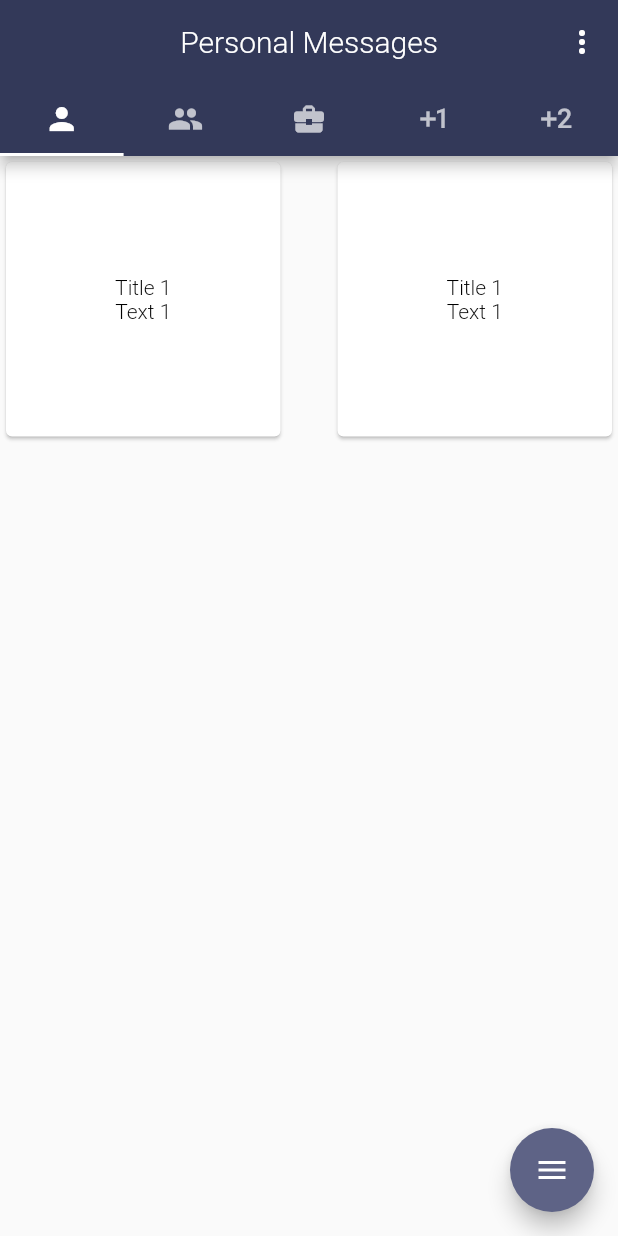
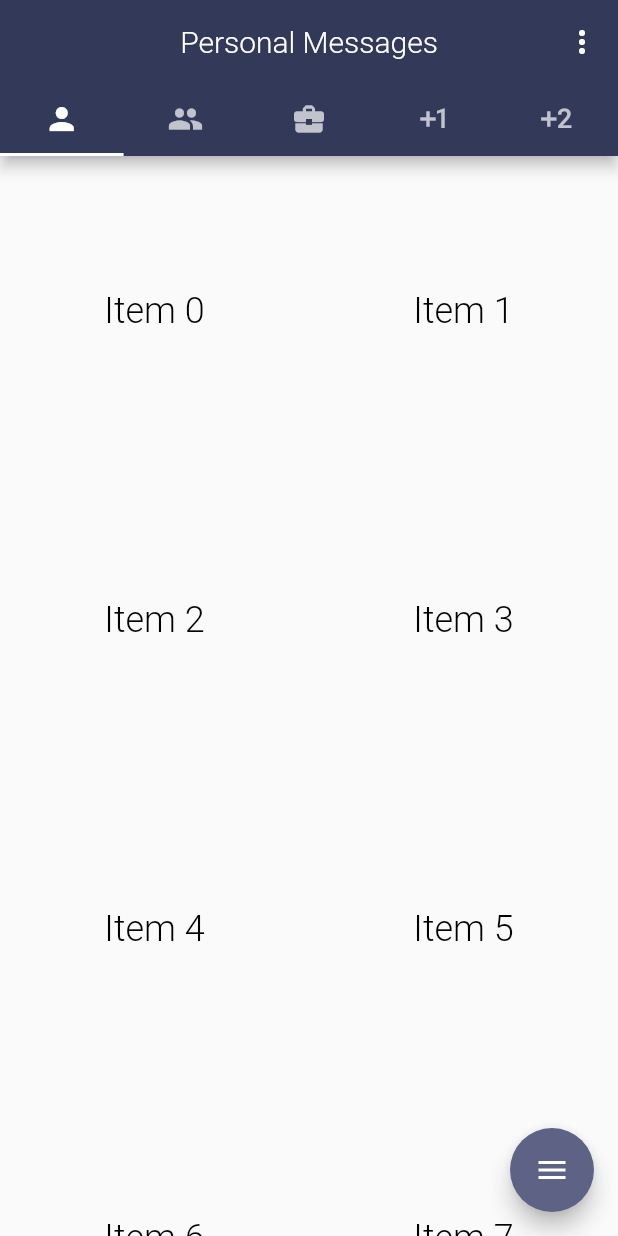
Before and after one commit to ashtonjonesdev/reply_flutter, a Flutter app: the screen it shows after launch, on a phone screen of 412 x 824 dp. Run offline on Flutter 3.47's test engine with Material 2 defaults, Android fonts, the light colour scheme and no system bars; drawn by our look-alikes of flutter_speed_dial; our stand-ins replace share; missing offline and left inert: material_about.

Commit message:
Implemented most of the UI screens for the app

```diff
--- a/lib/main.dart
+++ b/lib/main.dart
@@ -3,9 +3,11 @@ import 'package:flutter_speed_dial/flutter_speed_dial.dart';
 import 'package:reply_flutter/styles/colors.dart';
 import 'package:reply_flutter/styles/theme.dart';
 import 'package:reply_flutter/views/about_developer.dart';
+import 'package:reply_flutter/views/add_new_message.dart';
+import 'package:reply_flutter/views/edit_message.dart';
 import 'package:reply_flutter/views/home.dart';
 import 'package:reply_flutter/views/introduction.dart';
-import 'package:reply_flutter/views/sign_out.dart';
+import 'package:reply_flutter/views/sign_in.dart';
 import 'package:share/share.dart';
 
 void main() {
@@ -24,7 +26,9 @@ class MyApp extends StatelessWidget {
         '/': (context) => Home(),
         '/introduction': (context) => Introduction(),
         '/aboutdeveloper': (context) => AboutDeveloper(),
-        '/signout': (context) => SignOut(),
+        '/signin': (context) => SignIn(),
+        '/addnewmessage' : (context) => AddNewMessage(),
+        '/editmessage' : (context) => EditMessage(),
       },
     );
   }
--- a/lib/styles/theme.dart
+++ b/lib/styles/theme.dart
@@ -25,8 +25,8 @@ class AppTheme {
     dialogTheme: DialogTheme(
       shape: RoundedRectangleBorder(
         borderRadius: BorderRadius.circular(16),
-      )
-    )
+      ),
+    ),
   );
 
 }
--- a/lib/views/home.dart
+++ b/lib/views/home.dart
@@ -7,24 +7,13 @@ import '../styles/colors.dart';
 import 'introduction.dart';
 
 class Home extends StatefulWidget {
-  const Home({Key key}) : super(key:key);
+  const Home({Key key}) : super(key: key);
+
   @override
   _HomeState createState() => _HomeState();
 }
 
 class _HomeState extends State<Home> with SingleTickerProviderStateMixin {
-
-  List<String> appBarTitles = [
-    'Personal Messages',
-    'Social Messages',
-    'Business Messages',
-    '+1 Messages',
-    '+2 Messages',
-  ];
-
-  int _currentTabIndex;
-
-
   @override
   void initState() {
     super.initState();
@@ -36,11 +25,17 @@ class _HomeState extends State<Home> with SingleTickerProviderStateMixin {
     _tabController.addListener(_onTabChanged);
 
     _currentTabIndex = 0;
-
-//    _tabController.animateTo(_currentTabIndex);
-
   }
 
+  List<String> appBarTitles = [
+    'Personal Messages',
+    'Social Messages',
+    'Business Messages',
+    '+1 Messages',
+    '+2 Messages',
+  ];
+
+  int _currentTabIndex;
 
   String appBarTitle = 'Personal Messages';
 
@@ -64,21 +59,24 @@ class _HomeState extends State<Home> with SingleTickerProviderStateMixin {
     ),
   ];
 
-
-
   @override
   Widget build(BuildContext context) {
     return Scaffold(
       appBar: AppBar(
-          title: Text(appBarTitle),centerTitle: true,
+          title: Text(appBarTitle),
+          centerTitle: true,
           actions: <Widget>[
             PopupMenuButton<String>(
               onSelected: handleClick,
               itemBuilder: (BuildContext context) {
-                return {'Introduction', 'Tips', 'About Developer', 'Sign Out'}.map((String choice) {
+                return {'Introduction', 'Tips', 'About Developer', 'Sign Out'}
+                    .map((String choice) {
                   return PopupMenuItem<String>(
                     value: choice,
-                    child: Text(choice, style: TextStyle(color: Colors.black),),
+                    child: Text(
+                      choice,
+                      style: TextStyle(color: Colors.black),
+                    ),
                   );
                 }).toList();
               },
@@ -92,42 +90,33 @@ class _HomeState extends State<Home> with SingleTickerProviderStateMixin {
       body: TabBarView(
         controller: _tabController,
         children: <Widget>[
-          GridView(
-            children: <Widget>[
-              Container(
-                child: Card(
-                  child: Column(
-                    mainAxisAlignment: MainAxisAlignment.center,
-                    children: <Widget>[
-                      Text('Title 1'),
-                      Text('Text 1'),
-                    ],
+          GridView.count(
+            crossAxisCount: 2,
+            scrollDirection: Axis.vertical,
+            children: List.generate(100, (index) {
+              return GestureDetector(
+                onTap: () {print('Clicked item $index');},
+                child: Center(
+                  child: Text(
+                    'Item $index',
+                    style: Theme.of(context).textTheme.headline5,
                   ),
                 ),
+              );
+            }),
           ),
-              Container(
-                child: Card(
-                  child: Column(
-                    mainAxisAlignment: MainAxisAlignment.center,
-                    children: <Widget>[
-                      Text('Title 1'),
-                      Text('Text 1'),
-                    ],
+          Center(
+            child: Text('Tab 2'),
           ),
+          Center(
+            child: Text('Tab 3'),
           ),
+          Center(
+            child: Text('Tab 4'),
           ),
-            ],
-            scrollDirection: Axis.vertical,
-            gridDelegate: SliverGridDelegateWithFixedCrossAxisCount(
-              crossAxisCount: 2,
-              mainAxisSpacing: 30,
-              crossAxisSpacing: 30
+          Center(
+            child: Text('Tab 5'),
           ),
-          ),
-          Center(child: Text('Tab 2'),),
-          Center(child: Text('Tab 3'),),
-          Center(child: Text('Tab 4'),),
-          Center(child: Text('Tab 5'),),
         ],
       ),
       floatingActionButton: SpeedDial(
@@ -140,9 +129,7 @@ class _HomeState extends State<Home> with SingleTickerProviderStateMixin {
               Share.share("My test message");
               print('Tapped Send');
             },
-            child: Icon(
-                Icons.email
-            ),
+            child: Icon(Icons.email),
           ),
           SpeedDialChild(
             backgroundColor: kPrimaryColorLight,
@@ -150,45 +137,38 @@ class _HomeState extends State<Home> with SingleTickerProviderStateMixin {
               print('Tapped Preview');
               _previewMessageDialog();
             },
-            child: Icon(
-                Icons.visibility
-            ),
+            child: Icon(Icons.visibility),
           ),
           SpeedDialChild(
             backgroundColor: kPrimaryColorLight,
             onTap: () {
               print('Tapped Add');
+              Navigator.pushNamed(context, '/addnewmessage');
             },
-            child: Icon(
-                Icons.add
-            ),
+            child: Icon(Icons.add),
           ),
           SpeedDialChild(
             backgroundColor: kPrimaryColorLight,
             onTap: () {
               print('Tapped Edit');
+              Navigator.pushNamed(context, '/editmessage');
+
             },
-            child: Icon(
-                Icons.edit
-            ),
+            child: Icon(Icons.edit),
           ),
           SpeedDialChild(
             backgroundColor: kPrimaryColorLight,
             onTap: () {
               print('Tapped Delete');
             },
-            child: Icon(
-                Icons.delete
-            ),
+            child: Icon(Icons.delete),
           ),
           SpeedDialChild(
             backgroundColor: kPrimaryColorLight,
             onTap: () {
               print('Tapped Timer');
             },
-            child: Icon(
-                Icons.timer
-            ),
+            child: Icon(Icons.timer),
           ),
         ],
       ),
@@ -196,11 +176,10 @@ class _HomeState extends State<Home> with SingleTickerProviderStateMixin {
   }
 
   void handleClick(String value) {
-
-    switch(value) {
+    switch (value) {
       case 'Introduction':
         print('Tapped Introduction');
-        Navigator.pushNamed(context, '/introduction', arguments: TestArguments('Introduction Destination'));
+        Navigator.pushNamed(context, '/introduction');
         break;
       case 'Tips':
         print('Tapped Tips');
@@ -212,16 +191,14 @@ class _HomeState extends State<Home> with SingleTickerProviderStateMixin {
         break;
       case 'Sign Out':
         print('Tapped Sign Out');
-        Navigator.pushNamed(context, '/signout');
+        Navigator.pushNamed(context, '/signin');
         break;
-
     }
-
   }
 
   void _onTabChanged() {
     /// Only manually set the index if it is changing from a swipe, not a tab selection (indexIsChanging is only true when selecting a tab, and tab index is automatically changed) to avoid setting the index twice when a tab is selected
-    if(!_tabController.indexIsChanging)
+    if (!_tabController.indexIsChanging)
       setState(() {
         print('Changing to Tab: ${_tabController.index}');
         _currentTabIndex = _tabController.index;
@@ -245,17 +222,25 @@ class _HomeState extends State<Home> with SingleTickerProviderStateMixin {
       builder: (BuildContext context) {
         return AlertDialog(
           shape: Theme.of(context).dialogTheme.shape,
-          title: Text('Your Message:', textAlign: TextAlign.center,),
+          title: Text(
+            'Your Message:',
+            textAlign: TextAlign.center,
+          ),
           content: SingleChildScrollView(
             child: ListBody(
               children: <Widget>[
-                Text('This is a preview of your message. hehe It is very long indeed lol', style: Theme.of(context).textTheme.bodyText1,),
+                Text(
+                  'This is a preview of your message. hehe It is very long indeed lol',
+                  style: Theme.of(context).textTheme.bodyText1,
+                ),
               ],
             ),
           ),
           actions: <Widget>[
             FlatButton(
-              child: Text('Got it',),
+              child: Text(
+                'Got it',
+              ),
               onPressed: () {
                 Navigator.of(context).pop();
               },
@@ -266,8 +251,6 @@ class _HomeState extends State<Home> with SingleTickerProviderStateMixin {
     );
   }
 
-
-
   @override
   void dispose() {
     _tabController.dispose();
--- a/lib/views/sign_out.dart
+++ /dev/null
@@ -1,12 +0,0 @@
-import 'package:flutter/material.dart';
-
-class SignOut extends StatelessWidget {
-  @override
-  Widget build(BuildContext context) {
-    return Scaffold(
-      appBar: AppBar(
-        title: Text('Sign Out'),
-      ),
-    );
-  }
-}
```
Also changed, not shown: lib/data/model/MessageCard.dart (added, +8 -0 lines), lib/data/model/User.dart (added, +16 -0 lines), lib/views/add_new_message.dart (added, +124 -0 lines), lib/views/edit_message.dart (added, +43 -0 lines), lib/views/introduction.dart (+66 -24 lines), lib/views/sign_in.dart (added, +57 -0 lines), images/associate_android_developer_badge_72.png (added), images/associate_android_developer_badge_small.png (added), images/google_logo.png (added), images/icons8_comments_48.png (added), images/icons8_copy_48.png (added), images/icons8_send_48.png (added), lib/data/firebase_repository.dart (added). Lines whose indentation alone changed are shown as unchanged.
